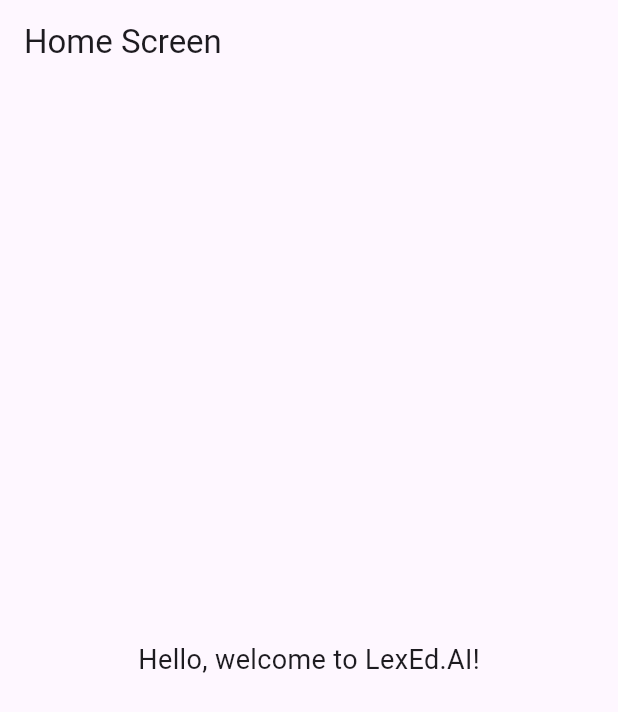
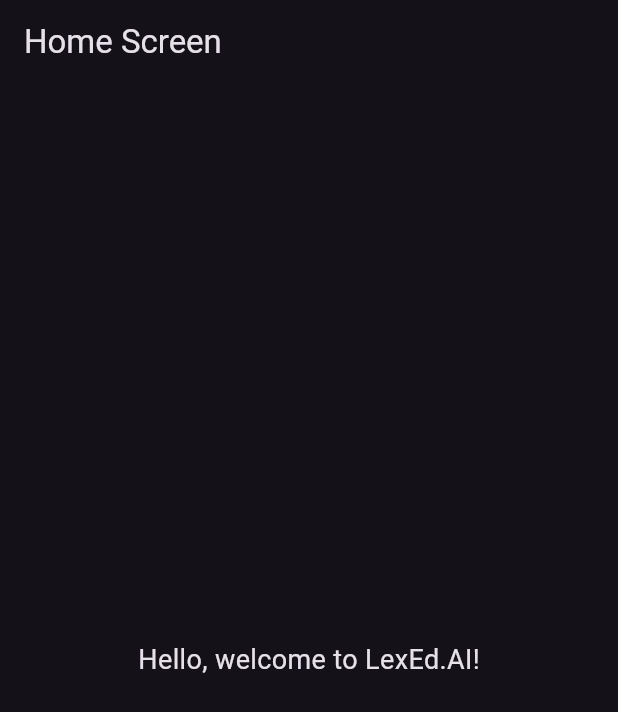
Before and after one commit to iPrakharV/LexEd.AI-app, a Flutter app: the screen it shows after launch, on a phone screen of 412 x 824 dp. Shown: the top 712 px of the screen. Run offline on Flutter 3.47's test engine with Material 3 defaults, Android fonts, the phone set to English and light mode, and no system bars.

Commit message:
Added dark theme to main.dart

```diff
--- a/lib/main.dart
+++ b/lib/main.dart
@@ -12,8 +12,7 @@
   Widget build(BuildContext context) {
     return MaterialApp(
       title: 'LexEd.AI',
-      theme: ThemeData(
-        primarySwatch: Colors.blue,
+      theme: ThemeData.dark(
       ),
       home: const SplashScreen(),
     );
```
